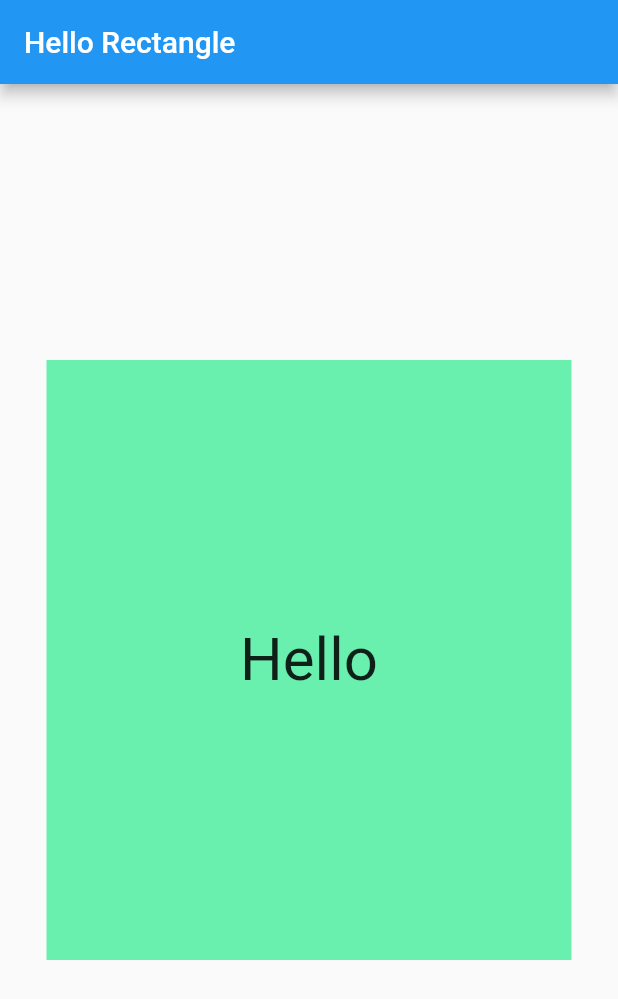
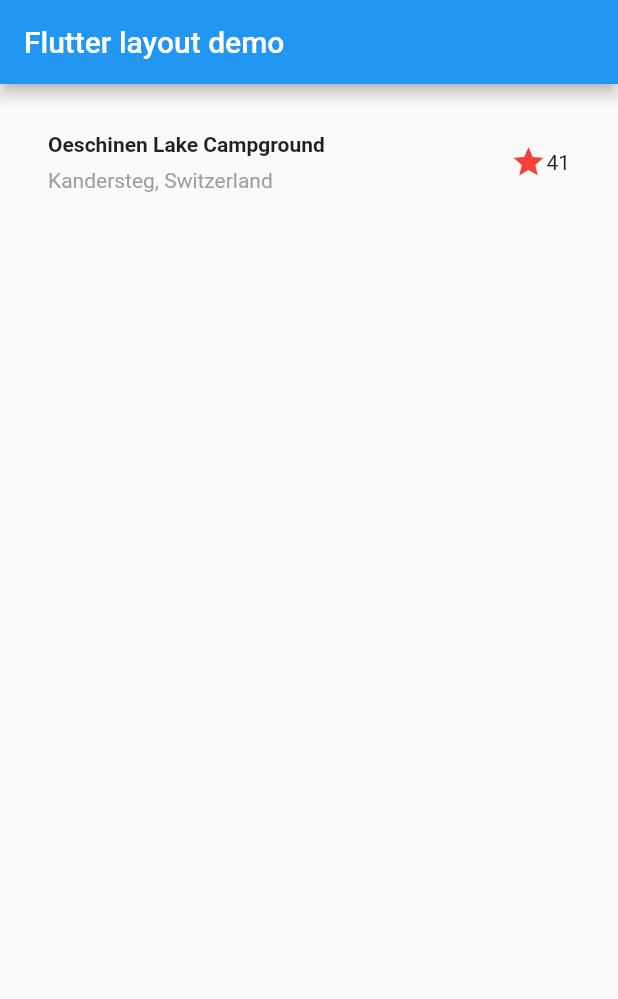
Before and after one commit to KUGAKU/Flutter-App, a Flutter app: the screen it shows after launch, on a phone screen of 412 x 824 dp. Shown: the top 999 px of the screen. Run offline on Flutter 3.47's test engine with Material 2 defaults, Android fonts, the phone set to English and light mode, and no system bars.

Commit message:
implement the title row

```diff
--- a/lib/main.dart
+++ b/lib/main.dart
@@ -1,36 +1,60 @@
 import 'package:flutter/material.dart';
-//このimportでrunApp()メソッドが使えるようになる
 
-class HelloRectangle extends StatelessWidget {
+void main() => runApp(MyApp());
+
+class MyApp extends StatelessWidget {
+  Widget titleSection = Container(
+    padding: const EdgeInsets.all(32),
+    child: Row(
+      children: [
+        Expanded(
+          /*1*/
+          child: Column(
+            crossAxisAlignment: CrossAxisAlignment.start,
+            children: [
+              /*2*/
+              Container(
+                padding: const EdgeInsets.only(bottom: 8),
+                child: Text(
+                  'Oeschinen Lake Campground',
+                  style: TextStyle(
+                    fontWeight: FontWeight.bold,
+                  ),
+                ),
+              ),
+              Text(
+                'Kandersteg, Switzerland',
+                style: TextStyle(
+                  color: Colors.grey[500],
+                ),
+              ),
+            ],
+          ),
+        ),
+        /*3*/
+        Icon(
+          Icons.star,
+          color: Colors.red[500],
+        ),
+        Text('41'),
+      ],
+    ),
+  );
+
   @override
   Widget build(BuildContext context) {
-    // TODO: implement build
-    return Center(
-      child: Container(
-        color: Colors.greenAccent,
-        height: 400.0,
-        width: 350.0,
-        child: Center(
-          child: Text(
-            'Hello',
-            style: TextStyle(fontSize: 40.0),
-          ),
+    return MaterialApp(
+      title: 'Flutter layout demo',
+      home: Scaffold(
+        appBar: AppBar(
+          title: Text('Flutter layout demo'),
+        ),
+        body: Column(
+          children: [
+            titleSection,
+          ],
         ),
       ),
     );
   }
 }
-
-void main() {
-  runApp(
-    MaterialApp(
-      debugShowCheckedModeBanner: false,
-      home: Scaffold(
-        appBar: AppBar(
-          title: Text('Hello Rectangle'),
-        ),
-        body: HelloRectangle(),
-      ),
-    ),
-  );
-}
```
